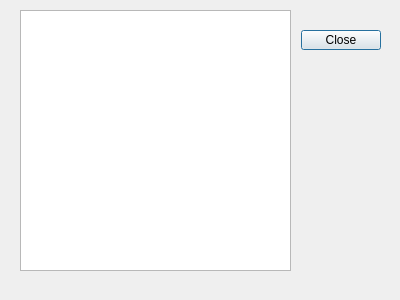
Old version of the form about.ui in the repository masterashu/Tester.
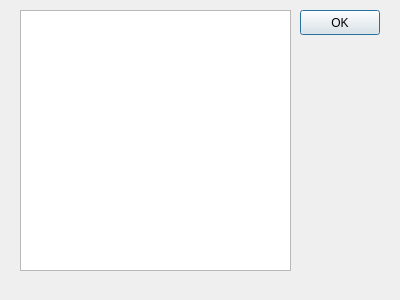
New version of the form.

Diff of the .ui file:
```diff
--- a/about.ui
+++ b/about.ui
@@ -35,17 +35,29 @@
     </rect>
    </property>
   </widget>
-  <widget class="QDialogButtonBox" name="buttonBox">
+  <widget class="QPushButton" name="pushButton">
    <property name="geometry">
     <rect>
      <x>300</x>
-     <y>30</y>
-     <width>81</width>
-     <height>20</height>
+     <y>10</y>
+     <width>80</width>
+     <height>25</height>
     </rect>
    </property>
-   <property name="standardButtons">
-    <set>QDialogButtonBox::Close</set>
+   <property name="minimumSize">
+    <size>
+     <width>0</width>
+     <height>25</height>
+    </size>
+   </property>
+   <property name="maximumSize">
+    <size>
+     <width>16777215</width>
+     <height>25</height>
+    </size>
+   </property>
+   <property name="text">
+    <string>OK</string>
    </property>
   </widget>
  </widget>
```
Left out of the diff: 2 changed lines with no effect on the pictures.
